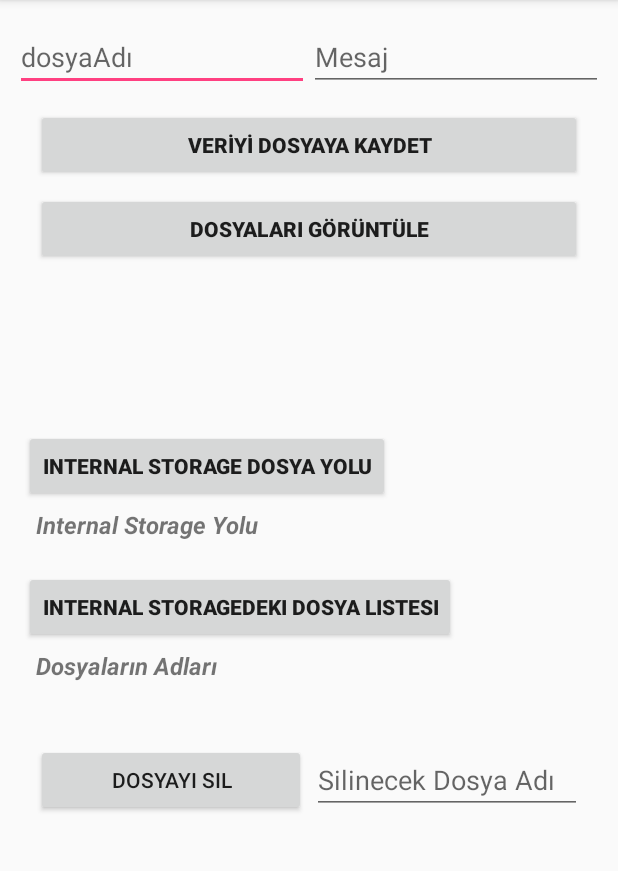
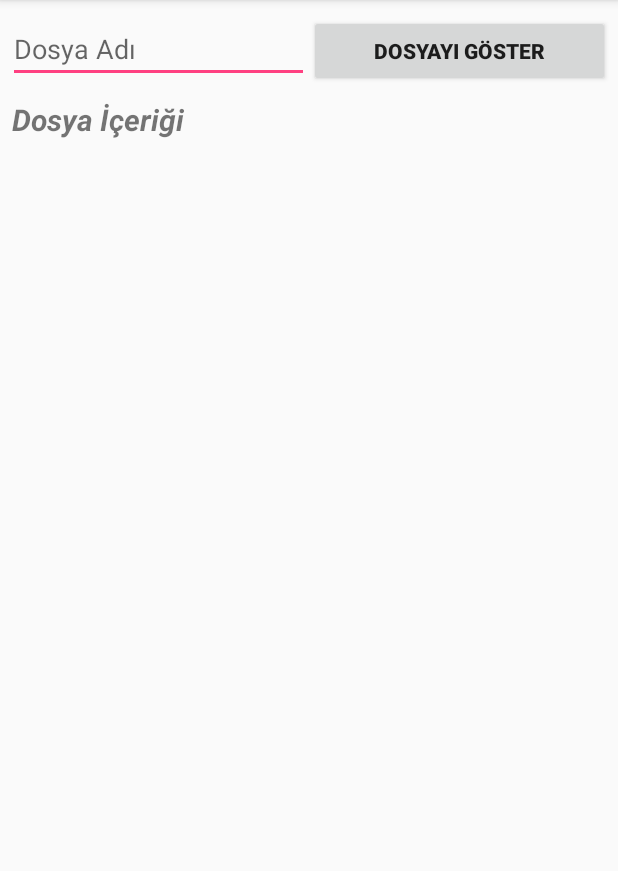
Before and after one commit to KadirKuruca/AndroidDosyaSistemi, an Android app: the InternalStorageDemo screen opened directly, with no data from a screen before it, after a tap on "DOSYALARI GÖRÜNTÜLE", on a phone screen of 412 x 824 dp, the part 84-955 px from its top. Run offline under Robolectric (Android 15) with nearby library versions, the phone set to English and light mode, and no system bars.

Commit message:
Internal Storage deki dosyayı okuma ve silme işlemi yapıldı.

```diff
--- a/app/src/main/AndroidManifest.xml
+++ b/app/src/main/AndroidManifest.xml
@@ -16,7 +16,8 @@
                 <category android:name="android.intent.category.LAUNCHER" />
             </intent-filter>
         </activity>
-        <activity android:name=".InternalStorageDemo"></activity>
+        <activity android:name=".InternalStorageDemo" />
+        <activity android:name=".InternalStorageGoruntule"></activity>
     </application>
 
 </manifest>
--- /dev/null
+++ b/app/src/main/java/com/example/kadir/androiddosyasistemi/InternalStorageGoruntule.java
@@ -0,0 +1,63 @@
+package com.example.kadir.androiddosyasistemi;
+
+import android.support.v7.app.AppCompatActivity;
+import android.os.Bundle;
+import android.util.Log;
+import android.view.View;
+import android.widget.EditText;
+import android.widget.TextView;
+
+import java.io.FileInputStream;
+import java.io.FileNotFoundException;
+import java.io.IOException;
+
+public class InternalStorageGoruntule extends AppCompatActivity {
+
+    EditText etShowFile;
+    TextView tvFileContent;
+
+    @Override
+    protected void onCreate(Bundle savedInstanceState) {
+        super.onCreate(savedInstanceState);
+        setContentView(R.layout.activity_internal_storage_goruntule);
+        init();
+    }
+
+    public void showFileContent(View view) {
+
+        String fileName = etShowFile.getText().toString();
+        StringBuffer buffer = new StringBuffer();
+        FileInputStream fis = null;
+
+        try {
+
+            fis=openFileInput(fileName);
+            int read;
+            while((read = fis.read()) != -1)
+            {
+                Log.e("KADİR",""+read);
+                Log.e("KADİR",""+(char)read);
+                buffer.append((char) read);
+            }
+        } catch (FileNotFoundException e) {
+            e.printStackTrace();
+        } catch (IOException e) {
+            e.printStackTrace();
+        }
+        finally {
+            if(fis != null) {
+                try {
+                    fis.close();
+                } catch (IOException e) {
+                    e.printStackTrace();
+                }
+            }
+        }
+        tvFileContent.setText(buffer);
+    }
+
+    private void init() {
+        etShowFile = findViewById(R.id.etShowFile);
+        tvFileContent = findViewById(R.id.tvFileContent);
+    }
+}
--- a/app/src/main/res/layout/activity_internal_storage_demo.xml
+++ b/app/src/main/res/layout/activity_internal_storage_demo.xml
@@ -86,7 +86,7 @@
         android:layout_marginStart="24dp"
         android:layout_marginTop="4dp"
         android:text="Internal Storage Yolu"
-        android:textSize="16sp"
+        android:textSize="14sp"
         android:textStyle="bold|italic"
         app:layout_constraintStart_toStartOf="parent"
         app:layout_constraintTop_toBottomOf="@+id/button4" />
@@ -110,7 +110,7 @@
         android:layout_marginStart="24dp"
         android:layout_marginTop="4dp"
         android:text="Dosyaların Adları"
-        android:textSize="16sp"
+        android:textSize="14sp"
         android:textStyle="bold|italic"
         app:layout_constraintStart_toStartOf="parent"
         app:layout_constraintTop_toBottomOf="@+id/button5" />
@@ -124,6 +124,7 @@
         android:layout_marginTop="67dp"
         android:onClick="deleteFile"
         android:text="dosyayı sil"
+        android:textStyle="bold"
         app:layout_constraintBottom_toBottomOf="parent"
         app:layout_constraintStart_toStartOf="parent"
         app:layout_constraintTop_toBottomOf="@+id/button5"
--- /dev/null
+++ b/app/src/main/res/layout/activity_internal_storage_goruntule.xml
@@ -0,0 +1,54 @@
+<?xml version="1.0" encoding="utf-8"?>
+<android.support.constraint.ConstraintLayout xmlns:android="http://schemas.android.com/apk/res/android"
+    xmlns:app="http://schemas.android.com/apk/res-auto"
+    xmlns:tools="http://schemas.android.com/tools"
+    android:layout_width="match_parent"
+    android:layout_height="match_parent"
+    tools:context="com.example.kadir.androiddosyasistemi.InternalStorageGoruntule">
+
+    <LinearLayout
+        android:id="@+id/linearLayout2"
+        android:layout_width="match_parent"
+        android:layout_height="wrap_content"
+        android:layout_margin="5dp"
+        tools:layout_editor_absoluteX="5dp">
+
+
+        <EditText
+            android:id="@+id/etShowFile"
+            android:layout_width="match_parent"
+            android:layout_height="wrap_content"
+            android:layout_marginTop="10dp"
+            android:layout_weight="1"
+            android:ems="10"
+            android:hint="Dosya Adı"
+            android:inputType="textPersonName" />
+
+        <Button
+            android:id="@+id/button9"
+            android:layout_width="match_parent"
+            android:layout_height="wrap_content"
+            android:layout_marginTop="10dp"
+            android:layout_weight="1"
+            android:text="DOSYAYI GÖSTER"
+            android:onClick="showFileContent"
+            android:textStyle="bold" />
+    </LinearLayout>
+
+    <TextView
+        android:id="@+id/tvFileContent"
+        android:layout_width="0dp"
+        android:layout_height="0dp"
+        android:layout_marginBottom="8dp"
+        android:layout_marginEnd="8dp"
+        android:layout_marginStart="8dp"
+        android:layout_marginTop="8dp"
+        android:text="Dosya İçeriği"
+        android:textSize="20sp"
+        android:textStyle="bold|italic"
+        app:layout_constraintBottom_toBottomOf="parent"
+        app:layout_constraintEnd_toEndOf="parent"
+        app:layout_constraintStart_toStartOf="parent"
+        app:layout_constraintTop_toBottomOf="@+id/linearLayout2" />
+
+</android.support.constraint.ConstraintLayout>
```
Also changed, not shown: app/src/main/java/com/example/kadir/androiddosyasistemi/InternalStorageDemo.java (+24 -0 lines).
